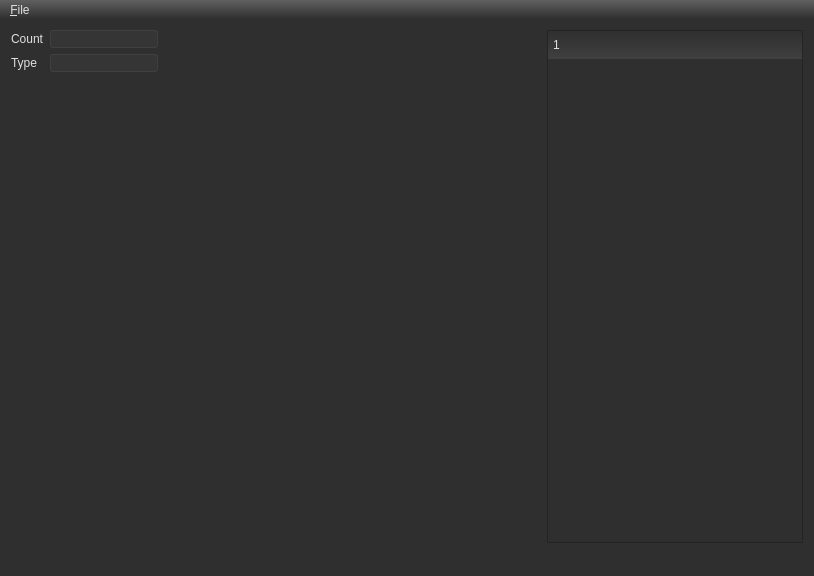
Qt form mainwindow.ui (blueluna/shapes) before a commit.
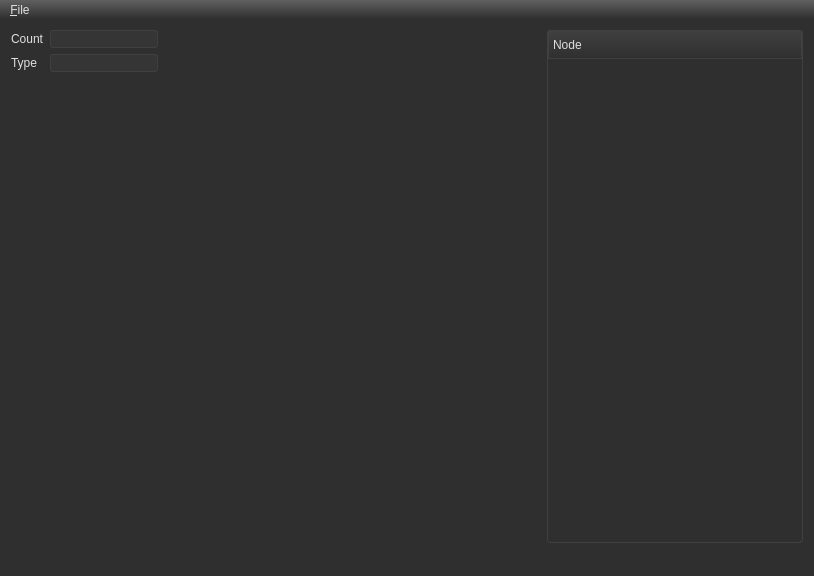
The same form after that commit. Custom widgets are drawn as their Qt base class.

Patch:
```diff
--- a/mainwindow.ui
+++ b/mainwindow.ui
@@ -18,10 +18,12 @@
 	color: rgb(223, 223, 223);
 	background: rgb(47, 47, 47);
 }
-QLineEdit {
-	background: qlineargradient(spread:pad, x1:0, y1:0, x2:0, y2:1, stop:0 rgba(47, 47, 47, 255), stop:1 rgba(64, 64, 64, 255));
+QLineEdit, QTreeView, QTreeWidget {
     border: 1px solid rgb(64, 64, 64);
 	border-radius: 3px;
+ }
+QLineEdit {
+	background: qlineargradient(spread:pad, x1:0, y1:0, x2:0, y2:1, stop:0 rgba(47, 47, 47, 255), stop:1 rgba(64, 64, 64, 255));
 }
 QLineEdit:read-only {
 	background: rgb(53, 53, 53);
@@ -51,16 +53,17 @@
 	height: 0px;
 }
 QHeaderView::section {
-	background: qlineargradient(spread:pad, x1:0, y1:0, x2:0, y2:1, stop:0 rgba(47, 47, 47, 255), stop:1 rgba(64, 64, 64, 255));
+	background: qlineargradient(spread:pad, x1:0, y1:0, x2:0, y2:1, stop:1 rgba(47, 47, 47, 255), stop:0 rgba(64, 64, 64, 255));
 	color: rgb(223, 223, 223);
 	padding: 4px;
-    border: 1px solid transparent;
- }</string>
+    border: 1px solid rgb(64, 64, 64);
+ }
+</string>
   </property>
   <widget class="QWidget" name="centralWidget">
    <layout class="QHBoxLayout" name="horizontalLayout_2">
     <item>
-     <layout class="QHBoxLayout" name="horizontalLayout" stretch="0,0,0">
+     <layout class="QHBoxLayout" name="horizontalLayout" stretch="0,1,0">
       <property name="sizeConstraint">
        <enum>QLayout::SetDefaultConstraint</enum>
       </property>
@@ -117,9 +120,15 @@
       </item>
       <item>
        <widget class="QTreeWidget" name="treeWidget">
+        <property name="sizePolicy">
+         <sizepolicy hsizetype="Expanding" vsizetype="Expanding">
+          <horstretch>0</horstretch>
+          <verstretch>1</verstretch>
+         </sizepolicy>
+        </property>
         <column>
          <property name="text">
-          <string notr="true">1</string>
+          <string notr="true">Node</string>
          </property>
         </column>
        </widget>
```
Left out of the diff: 2 changed lines with no effect on the pictures.
